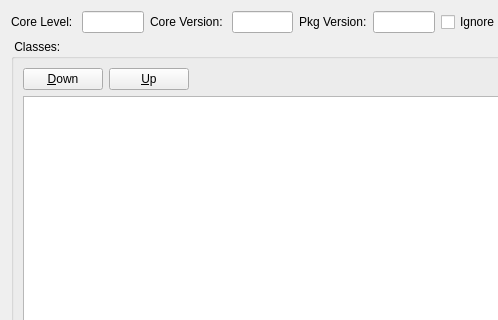
sbmlteam/QtDeviser, file ui/formdeviserversion.ui: the form before one commit; both pictures show x 0 to 498 and y 0 to 320 of the 605 by 425 pixel window.
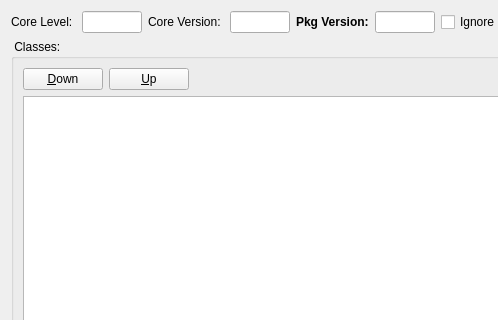
The form after the commit.

The edit to the form file:
```diff
--- a/ui/formdeviserversion.ui
+++ b/ui/formdeviserversion.ui
@@ -57,7 +57,7 @@
        <item>
         <widget class="QLabel" name="label_3">
          <property name="text">
-          <string>Pkg Version:</string>
+          <string>&lt;html&gt;&lt;head/&gt;&lt;body&gt;&lt;p&gt;&lt;span style=&quot; font-weight:600;&quot;&gt;Pkg Version:&lt;/span&gt;&lt;/p&gt;&lt;/body&gt;&lt;/html&gt;</string>
          </property>
         </widget>
        </item>
```
